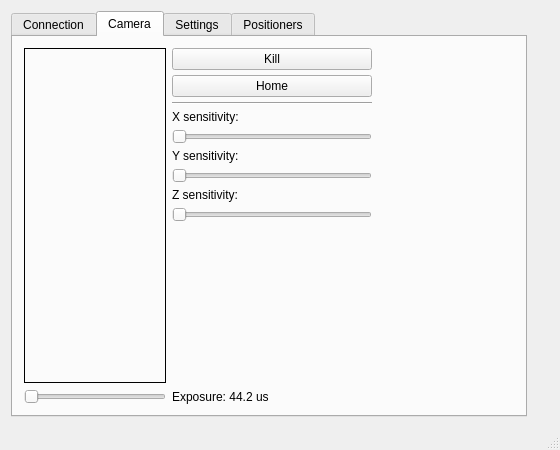
Qt form GUI/mainwindow.ui (mvxe/MLA-CS) before a commit.
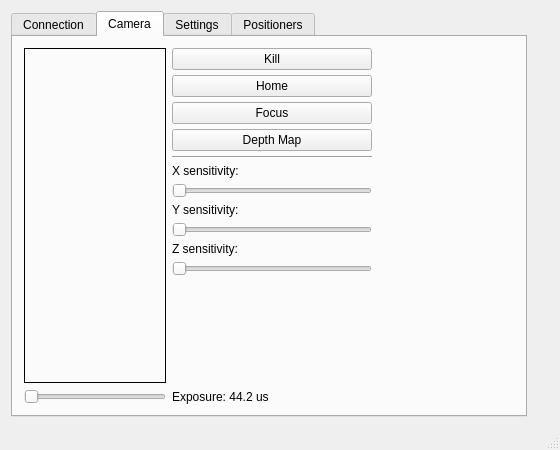
The same form after that commit. The open tabs and pages were chosen to show the change. Icons and pictures are not drawn. Custom widgets are drawn as their Qt base class.

Commit message: did some corrections on procedure template and thread objects added some gui buttons

```diff
--- a/GUI/mainwindow.ui
+++ b/GUI/mainwindow.ui
@@ -231,7 +231,7 @@
          </spacer>
         </item>
         <item row="0" column="2">
-         <layout class="QVBoxLayout" name="verticalLayout_3" stretch="0,0,0,0,0,0,0,0,0,0">
+         <layout class="QVBoxLayout" name="verticalLayout_3" stretch="0,0,0,0,0,0,0,0,0,0,0,0">
           <property name="spacing">
            <number>5</number>
           </property>
@@ -275,9 +275,19 @@
             <property name="text">
              <string>Home</string>
             </property>
-            <property name="icon">
-             <iconset resource="../icons/icon.qrc">
-              <normaloff>:/emblem-nowrite.svg</normaloff>:/emblem-nowrite.svg</iconset>
+           </widget>
+          </item>
+          <item>
+           <widget class="QPushButton" name="btn_focus">
+            <property name="text">
+             <string>Focus</string>
+            </property>
+           </widget>
+          </item>
+          <item>
+           <widget class="QPushButton" name="btn_depthdmap">
+            <property name="text">
+             <string>Depth Map</string>
             </property>
            </widget>
           </item>
```
Left out of the diff: 6 changed lines with no effect on the pictures. The commit also changes 11 other files.
